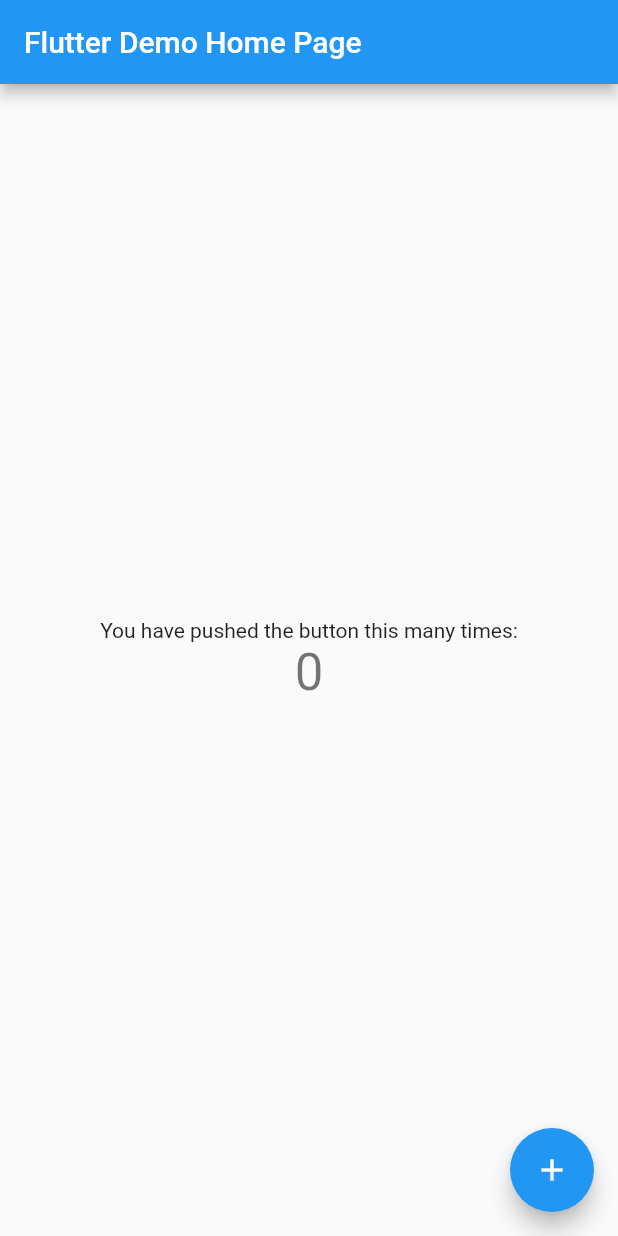
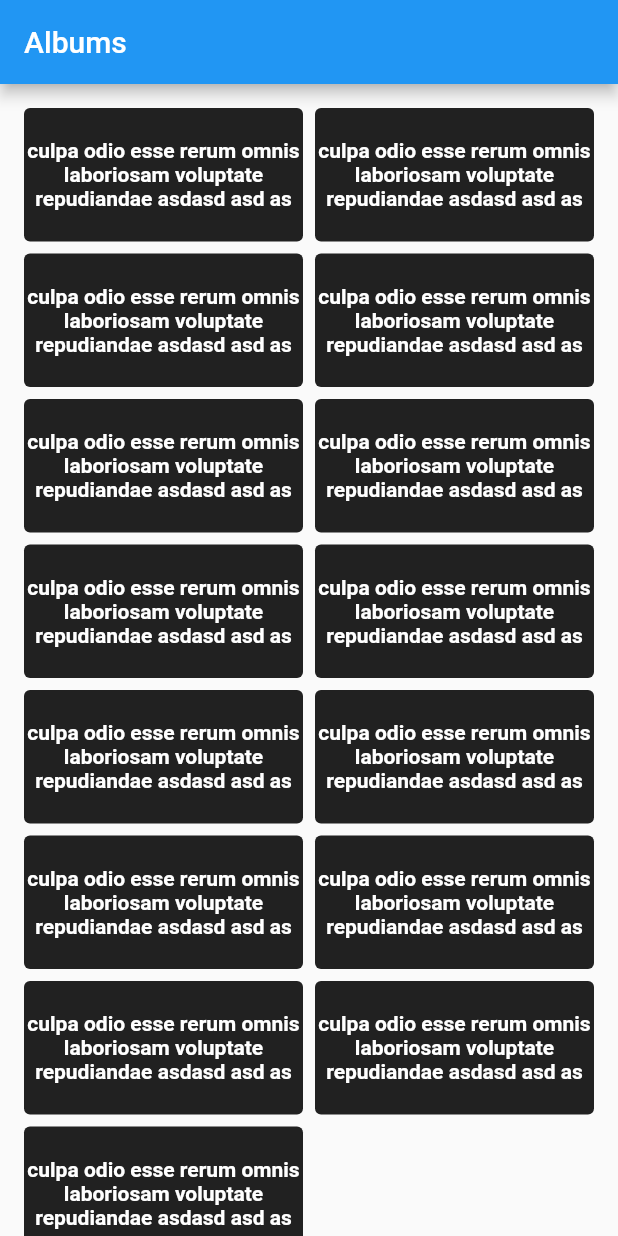
Before and after one commit to adrian09h/FlutterChallenge, a Flutter app: the screen it shows after launch, on a phone screen of 412 x 824 dp. Run offline on Flutter 3.47's test engine with Material 2 defaults, Android fonts, the phone set to English and light mode, and no system bars; our stand-ins replace pull_to_refresh.

Commit message:
Add Albums screen UI

```diff
--- a/lib/main.dart
+++ b/lib/main.dart
@@ -1,4 +1,5 @@
 import 'package:flutter/material.dart';
+import 'package:flutteralbum/screen/album/AlbumsScreen.dart';
 
 void main() {
   runApp(MyApp());
@@ -9,109 +10,12 @@
   @override
   Widget build(BuildContext context) {
     return MaterialApp(
-      title: 'Flutter Demo',
+      title: 'Social App',
       theme: ThemeData(
-        // This is the theme of your application.
-        //
-        // Try running your application with "flutter run". You'll see the
-        // application has a blue toolbar. Then, without quitting the app, try
-        // changing the primarySwatch below to Colors.green and then invoke
-        // "hot reload" (press "r" in the console where you ran "flutter run",
-        // or simply save your changes to "hot reload" in a Flutter IDE).
-        // Notice that the counter didn't reset back to zero; the application
-        // is not restarted.
         primarySwatch: Colors.blue,
-        // This makes the visual density adapt to the platform that you run
-        // the app on. For desktop platforms, the controls will be smaller and
-        // closer together (more dense) than on mobile platforms.
         visualDensity: VisualDensity.adaptivePlatformDensity,
       ),
-      home: MyHomePage(title: 'Flutter Demo Home Page'),
+      home: AlbumsScreen(),
     );
   }
 }
-
-class MyHomePage extends StatefulWidget {
-  MyHomePage({Key key, this.title}) : super(key: key);
-
-  // This widget is the home page of your application. It is stateful, meaning
-  // that it has a State object (defined below) that contains fields that affect
-  // how it looks.
-
-  // This class is the configuration for the state. It holds the values (in this
-  // case the title) provided by the parent (in this case the App widget) and
-  // used by the build method of the State. Fields in a Widget subclass are
-  // always marked "final".
-
-  final String title;
-
-  @override
-  _MyHomePageState createState() => _MyHomePageState();
-}
-
-class _MyHomePageState extends State<MyHomePage> {
-  int _counter = 0;
-
-  void _incrementCounter() {
-    setState(() {
-      // This call to setState tells the Flutter framework that something has
-      // changed in this State, which causes it to rerun the build method below
-      // so that the display can reflect the updated values. If we changed
-      // _counter without calling setState(), then the build method would not be
-      // called again, and so nothing would appear to happen.
-      _counter++;
-    });
-  }
-
-  @override
-  Widget build(BuildContext context) {
-    // This method is rerun every time setState is called, for instance as done
-    // by the _incrementCounter method above.
-    //
-    // The Flutter framework has been optimized to make rerunning build methods
-    // fast, so that you can just rebuild anything that needs updating rather
-    // than having to individually change instances of widgets.
-    return Scaffold(
-      appBar: AppBar(
-        // Here we take the value from the MyHomePage object that was created by
-        // the App.build method, and use it to set our appbar title.
-        title: Text(widget.title),
-      ),
-      body: Center(
-        // Center is a layout widget. It takes a single child and positions it
-        // in the middle of the parent.
-        child: Column(
-          // Column is also a layout widget. It takes a list of children and
-          // arranges them vertically. By default, it sizes itself to fit its
-          // children horizontally, and tries to be as tall as its parent.
-          //
-          // Invoke "debug painting" (press "p" in the console, choose the
-          // "Toggle Debug Paint" action from the Flutter Inspector in Android
-          // Studio, or the "Toggle Debug Paint" command in Visual Studio Code)
-          // to see the wireframe for each widget.
-          //
-          // Column has various properties to control how it sizes itself and
-          // how it positions its children. Here we use mainAxisAlignment to
-          // center the children vertically; the main axis here is the vertical
-          // axis because Columns are vertical (the cross axis would be
-          // horizontal).
-          mainAxisAlignment: MainAxisAlignment.center,
-          children: <Widget>[
-            Text(
-              'You have pushed the button this many times:',
-            ),
-            Text(
-              '$_counter',
-              style: Theme.of(context).textTheme.headline4,
-            ),
-          ],
-        ),
-      ),
-      floatingActionButton: FloatingActionButton(
-        onPressed: _incrementCounter,
-        tooltip: 'Increment',
-        child: Icon(Icons.add),
-      ), // This trailing comma makes auto-formatting nicer for build methods.
-    );
-  }
-}
--- /dev/null
+++ b/lib/screen/album/AlbumsScreen.dart
@@ -0,0 +1,27 @@
+import 'package:flutter/cupertino.dart';
+import 'package:flutter/material.dart';
+import 'package:flutteralbum/view/AlbumCell.dart';
+
+class AlbumsScreen extends StatefulWidget {
+  @override
+  _AlbumsScreenState createState() => _AlbumsScreenState();
+}
+
+class _AlbumsScreenState extends State<AlbumsScreen> {
+  @override
+  Widget build(BuildContext context) {
+    return Scaffold(
+      appBar: AppBar(
+        title: Text(
+            "Albums"
+        ),
+      ),
+      body: GridView.count(
+          padding: EdgeInsets.all(12),
+          crossAxisCount: 2,
+          childAspectRatio: 2,
+          children: ["", "", "", "", "", "", "", "", "", "", "", "", "", "", ""].map((e) => AlbumCell()).toList()
+      ),
+    );
+  }
+}
--- /dev/null
+++ b/lib/view/AlbumCell.dart
@@ -0,0 +1,28 @@
+import 'package:flutter/cupertino.dart';
+import 'package:flutter/material.dart';
+
+class AlbumCell extends StatelessWidget {
+  @override
+  Widget build(BuildContext context) {
+    return Container(
+      padding: EdgeInsets.all(4),
+      child: Container(
+        decoration: BoxDecoration(
+            borderRadius: BorderRadius.circular(4),
+            color: Colors.black87
+        ),
+        child: Center(
+          child: Text(
+              "culpa odio esse rerum omnis laboriosam voluptate repudiandae asdasd asd as asd asd asd asd asd ",
+            textAlign: TextAlign.center,
+            maxLines: 3,
+            style: TextStyle(
+              color: Colors.white,
+              fontWeight: FontWeight.bold,
+            ),
+          ),
+        ),
+      ),
+    );
+  }
+}
--- a/pubspec.yaml
+++ b/pubspec.yaml
@@ -28,6 +28,7 @@
   # The following adds the Cupertino Icons font to your application.
   # Use with the CupertinoIcons class for iOS style icons.
   cupertino_icons: ^0.1.3
+  pull_to_refresh: ^1.6.0
 
 dev_dependencies:
   flutter_test:
```
Also changed, not shown: lib/screen/album/PhotoDetailScreen.dart (added, +13 -0 lines), lib/screen/album/PhotosScreen.dart (added, +72 -0 lines), lib/view/PhotoCell.dart (added, +8 -0 lines), pubspec.lock.
